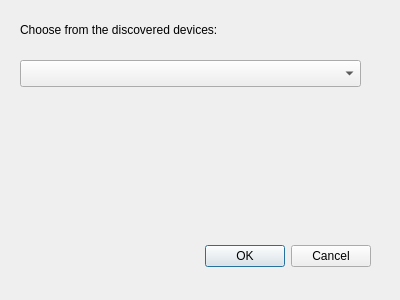
gflix/QtLego, file src/forms/DeviceSelection.ui: the form before one commit.
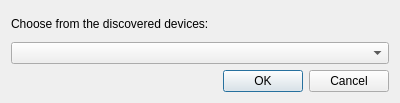
The form after the commit.

Commit message: Aligned device selection dialog.

```diff
--- a/src/forms/DeviceSelection.ui
+++ b/src/forms/DeviceSelection.ui
@@ -7,21 +7,25 @@
     <x>0</x>
     <y>0</y>
     <width>400</width>
-    <height>300</height>
+    <height>103</height>
    </rect>
   </property>
   <property name="windowTitle">
    <string>Dialog</string>
   </property>
+  <layout class="QVBoxLayout" name="verticalLayout">
+   <item>
+    <widget class="QLabel" name="label">
+     <property name="text">
+      <string>Choose from the discovered devices:</string>
+     </property>
+    </widget>
+   </item>
+   <item>
+    <widget class="QComboBox" name="comboDiscoveredDevices"/>
+   </item>
+   <item>
   <widget class="QDialogButtonBox" name="buttonBox">
-   <property name="geometry">
-    <rect>
-     <x>30</x>
-     <y>240</y>
-     <width>341</width>
-     <height>32</height>
-    </rect>
-   </property>
    <property name="orientation">
     <enum>Qt::Horizontal</enum>
    </property>
@@ -29,29 +33,8 @@
     <set>QDialogButtonBox::Cancel|QDialogButtonBox::Ok</set>
    </property>
   </widget>
-  <widget class="QLabel" name="label">
-   <property name="geometry">
-    <rect>
-     <x>20</x>
-     <y>20</y>
-     <width>341</width>
-     <height>19</height>
-    </rect>
-   </property>
-   <property name="text">
-    <string>Choose from the discovered devices:</string>
-   </property>
-  </widget>
-  <widget class="QComboBox" name="comboDiscoveredDevices">
-   <property name="geometry">
-    <rect>
-     <x>20</x>
-     <y>60</y>
-     <width>341</width>
-     <height>27</height>
-    </rect>
-   </property>
-  </widget>
+   </item>
+  </layout>
  </widget>
  <resources/>
  <connections>
```
Left out of the diff: 2 changed lines with no effect on the pictures. Lines whose indentation alone changed are shown as unchanged. The commit also changes 1 other file.
